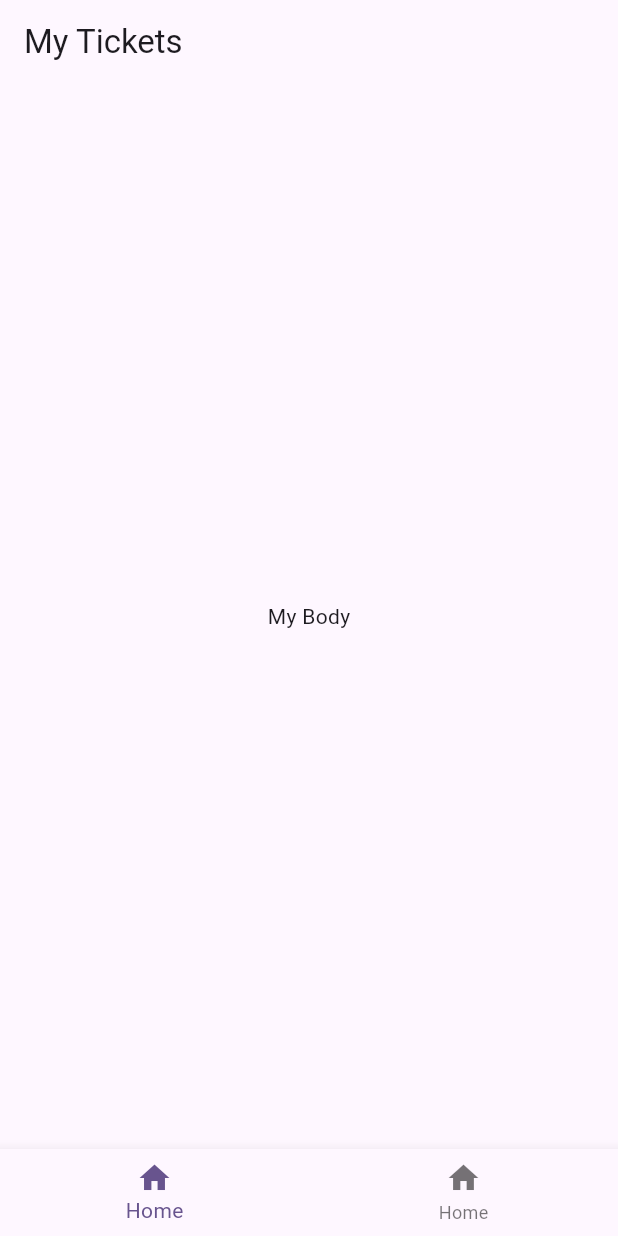
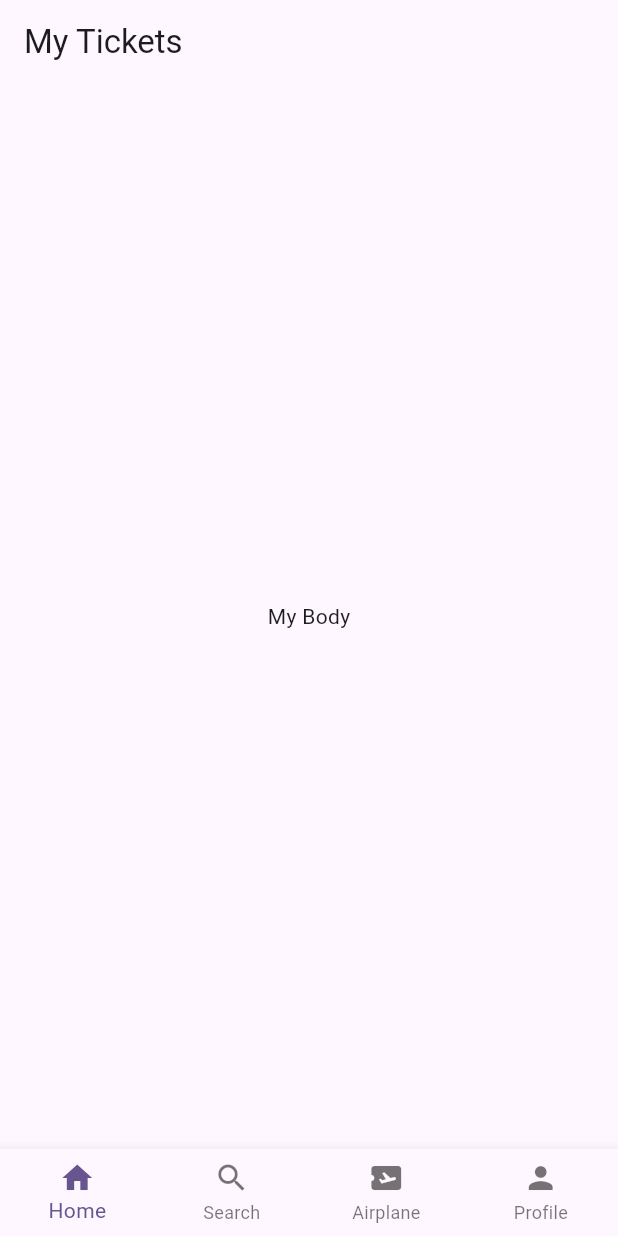
Before and after one commit to Tosin8/flight_booking, a Flutter app: the screen it shows after launch, on a phone screen of 412 x 824 dp. Run offline on Flutter 3.47's test engine with Material 2 defaults, Android fonts, the phone set to English and light mode, and no system bars.

Commit message:
Update bottom_nav.dart

```diff
--- a/lib/widgets/bottom_nav.dart
+++ b/lib/widgets/bottom_nav.dart
@@ -17,10 +17,15 @@ class _BottomBarState extends State<BottomBar> {
       body: const Center(
         child: Text('My Body'),
       ),
-      bottomNavigationBar: BottomNavigationBar(items: const [
-        BottomNavigationBarItem(icon: Icon(Icons.home), label: 'Home'),
-        BottomNavigationBarItem(icon: Icon(Icons.home), label: 'Home'),
-      ]),
+      bottomNavigationBar: BottomNavigationBar(
+          type: BottomNavigationBarType.fixed,
+          items: const [
+            BottomNavigationBarItem(icon: Icon(Icons.home), label: 'Home'),
+            BottomNavigationBarItem(icon: Icon(Icons.search), label: 'Search'),
+            BottomNavigationBarItem(
+                icon: Icon(Icons.airplane_ticket), label: 'Airplane'),
+            BottomNavigationBarItem(icon: Icon(Icons.person), label: 'Profile'),
+          ]),
     );
   }
 }
```
